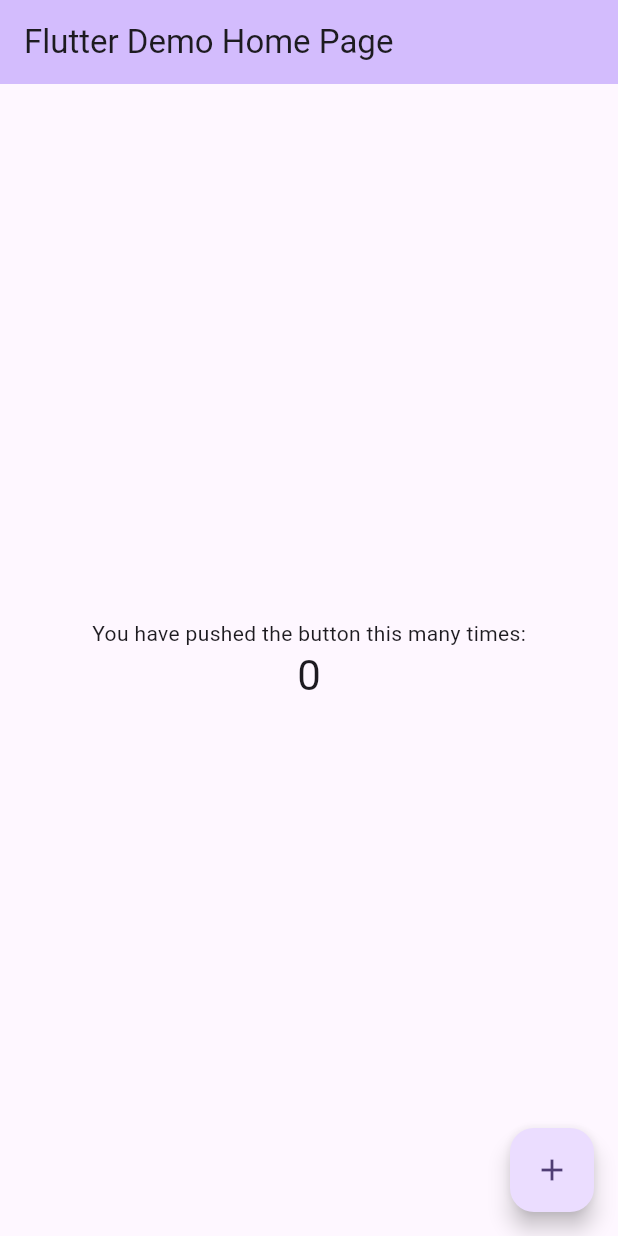
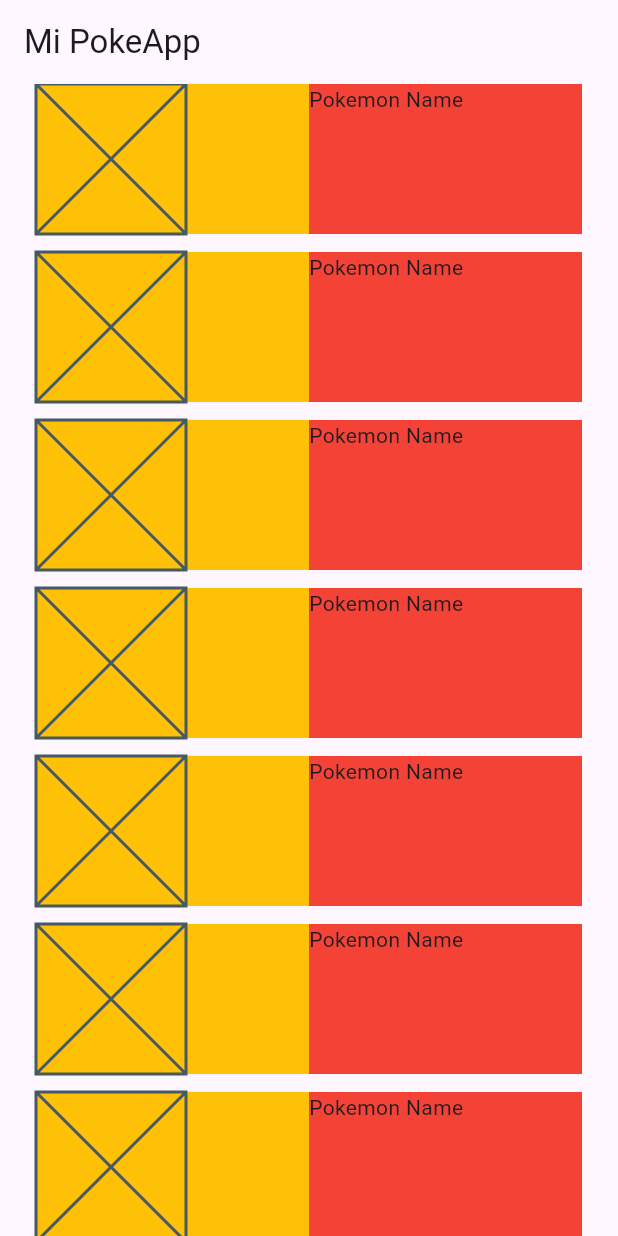
Before and after one commit to jQuera/flutter_pokemon_riverpod, a Flutter app: the screen it shows after launch, on a phone screen of 412 x 824 dp. Run offline on Flutter 3.47's test engine with Material 3 defaults, Android fonts, the phone set to English and light mode, and no system bars.

Commit message:
pokemon list and detail views template

```diff
--- /dev/null
+++ b/lib/features/presentation/pages/pokemon_list_page.dart
@@ -0,0 +1,62 @@
+import 'package:flutter/material.dart';
+import 'package:flutter_pokemon_riverpod/features/presentation/pages/pokemon_detail_page.dart';
+
+class PokemonListPage extends StatelessWidget {
+  const PokemonListPage({super.key});
+
+  @override
+  Widget build(BuildContext context) {
+    return Scaffold(
+      appBar: AppBar(
+        title: const Text("Mi PokeApp"),
+      ),
+      body: Center(
+        child: ListView.separated(
+          itemCount: 10,
+          separatorBuilder: (context, index) => const SizedBox(height: 12),
+          itemBuilder: (context, index) {
+            return GestureDetector(
+              onTap: () {
+                Navigator.push(
+                  context,
+                  MaterialPageRoute(
+                    builder: (context) => const PokemonDetailPage(),
+                  ),
+                );
+              },
+              child: Container(
+                margin: const EdgeInsets.symmetric(horizontal: 24),
+                decoration: const BoxDecoration(
+                  color: Colors.amber,
+                ),
+                alignment: Alignment.center,
+                child: Row(
+                  mainAxisSize: MainAxisSize.max,
+                  mainAxisAlignment: MainAxisAlignment.spaceBetween,
+                  children: [
+                    const Flexible(
+                      flex: 1,
+                      child: Placeholder(
+                        child: SizedBox(
+                          height: 100,
+                          width: 100,
+                        ),
+                      ),
+                    ),
+                    Expanded(
+                      child: Container(
+                        height: 100,
+                        color: Colors.red,
+                        child: Text("Pokemon Name"),
+                      ),
+                    ),
+                  ],
+                ),
+              ),
+            );
+          },
+        ),
+      ),
+    );
+  }
+}
--- a/lib/main.dart
+++ b/lib/main.dart
@@ -1,4 +1,5 @@
 import 'package:flutter/material.dart';
+import 'package:flutter_pokemon_riverpod/features/presentation/pages/pokemon_list_page.dart';
 
 void main() {
   runApp(const MyApp());
@@ -31,95 +32,7 @@
         colorScheme: ColorScheme.fromSeed(seedColor: Colors.deepPurple),
         useMaterial3: true,
       ),
-      home: const MyHomePage(title: 'Flutter Demo Home Page'),
+      home: const PokemonListPage(),
     );
   }
 }
-
-class MyHomePage extends StatefulWidget {
-  const MyHomePage({super.key, required this.title});
-
-  // This widget is the home page of your application. It is stateful, meaning
-  // that it has a State object (defined below) that contains fields that affect
-  // how it looks.
-
-  // This class is the configuration for the state. It holds the values (in this
-  // case the title) provided by the parent (in this case the App widget) and
-  // used by the build method of the State. Fields in a Widget subclass are
-  // always marked "final".
-
-  final String title;
-
-  @override
-  State<MyHomePage> createState() => _MyHomePageState();
-}
-
-class _MyHomePageState extends State<MyHomePage> {
-  int _counter = 0;
-
-  void _incrementCounter() {
-    setState(() {
-      // This call to setState tells the Flutter framework that something has
-      // changed in this State, which causes it to rerun the build method below
-      // so that the display can reflect the updated values. If we changed
-      // _counter without calling setState(), then the build method would not be
-      // called again, and so nothing would appear to happen.
-      _counter++;
-    });
-  }
-
-  @override
-  Widget build(BuildContext context) {
-    // This method is rerun every time setState is called, for instance as done
-    // by the _incrementCounter method above.
-    //
-    // The Flutter framework has been optimized to make rerunning build methods
-    // fast, so that you can just rebuild anything that needs updating rather
-    // than having to individually change instances of widgets.
-    return Scaffold(
-      appBar: AppBar(
-        // TRY THIS: Try changing the color here to a specific color (to
-        // Colors.amber, perhaps?) and trigger a hot reload to see the AppBar
-        // change color while the other colors stay the same.
-        backgroundColor: Theme.of(context).colorScheme.inversePrimary,
-        // Here we take the value from the MyHomePage object that was created by
-        // the App.build method, and use it to set our appbar title.
-        title: Text(widget.title),
-      ),
-      body: Center(
-        // Center is a layout widget. It takes a single child and positions it
-        // in the middle of the parent.
-        child: Column(
-          // Column is also a layout widget. It takes a list of children and
-          // arranges them vertically. By default, it sizes itself to fit its
-          // children horizontally, and tries to be as tall as its parent.
-          //
-          // Column has various properties to control how it sizes itself and
-          // how it positions its children. Here we use mainAxisAlignment to
-          // center the children vertically; the main axis here is the vertical
-          // axis because Columns are vertical (the cross axis would be
-          // horizontal).
-          //
-          // TRY THIS: Invoke "debug painting" (choose the "Toggle Debug Paint"
-          // action in the IDE, or press "p" in the console), to see the
-          // wireframe for each widget.
-          mainAxisAlignment: MainAxisAlignment.center,
-          children: <Widget>[
-            const Text(
-              'You have pushed the button this many times:',
-            ),
-            Text(
-              '$_counter',
-              style: Theme.of(context).textTheme.headlineMedium,
-            ),
-          ],
-        ),
-      ),
-      floatingActionButton: FloatingActionButton(
-        onPressed: _incrementCounter,
-        tooltip: 'Increment',
-        child: const Icon(Icons.add),
-      ), // This trailing comma makes auto-formatting nicer for build methods.
-    );
-  }
-}
```
Also changed, not shown: lib/features/presentation/pages/pokemon_detail_page.dart (added, +52 -0 lines).
